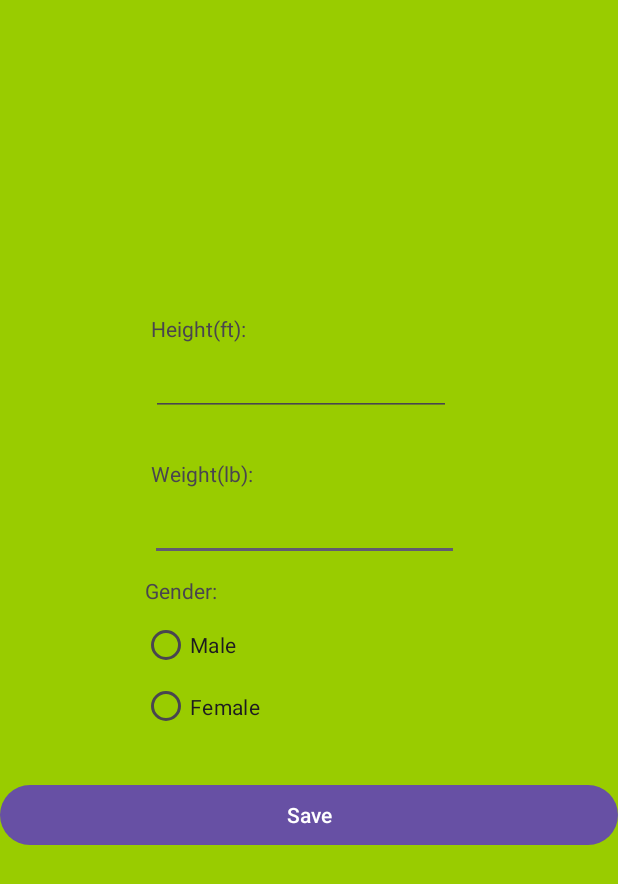
After one commit to Jaijer/CS2340A_Team37, an Android app: the PersonalInfoActivity screen opened directly, with no data from a screen before it, on a phone screen of 412 x 824 dp. The commit adds this screen. Shown: the top 884 px of the screen. Run offline under Robolectric (Android 15) with nearby library versions, the phone set to English and light mode, and no system bars.

Commit message:
Task 1 Completed

```diff
--- a/app/src/main/AndroidManifest.xml
+++ b/app/src/main/AndroidManifest.xml
@@ -31,6 +31,7 @@
         <activity android:name=".views.InputMealActivity" android:exported="true" />
         <activity android:name=".views.RecipeActivity" android:exported="true" />
         <activity android:name=".views.ShoppingListActivity" android:exported="true" />
+        <activity android:name=".views.PersonalInfoActivity" android:exported="true" />
 
     </application>
 
--- a/app/src/main/java/com/example/cs2340_project/views/HomeActivity.java
+++ b/app/src/main/java/com/example/cs2340_project/views/HomeActivity.java
@@ -3,6 +3,7 @@ package com.example.cs2340_project.views;
 import android.os.Bundle;
 import android.view.View;
 import android.widget.Button;
+import android.widget.ImageView;
 import android.widget.TextView;
 import android.content.Intent;
 
@@ -26,7 +27,16 @@ public class HomeActivity extends AppCompatActivity {
         Button inputMealActivityButton = findViewById(R.id.inputMealActivityButton);
         Button recipeActivityButton = findViewById(R.id.recipeActivityButton);
         Button shoppingListActivityButton = findViewById(R.id.shoppingListActivityButton);
+        ImageView profilePic = findViewById(R.id.profilePic);
 
+
+        profilePic.setOnClickListener(new View.OnClickListener() {
+            @Override
+            public void onClick(View v) {
+                Intent intent = new Intent(HomeActivity.this, PersonalInfoActivity.class);
+                startActivity(intent);
+            }
+        });
         homeActivityButton.setOnClickListener(new View.OnClickListener() {
             @Override
             public void onClick(View v) {
@@ -70,7 +80,5 @@ public class HomeActivity extends AppCompatActivity {
 
             }
         });
-
     }
-
 }
--- a/app/src/main/java/com/example/cs2340_project/views/InputMealActivity.java
+++ b/app/src/main/java/com/example/cs2340_project/views/InputMealActivity.java
@@ -4,6 +4,7 @@ import android.content.Intent;
 import android.os.Bundle;
 import android.view.View;
 import android.widget.Button;
+import android.widget.EditText;
 import android.widget.TextView;
 
 import androidx.appcompat.app.AppCompatActivity;
@@ -23,6 +24,11 @@ public class InputMealActivity extends AppCompatActivity {
         Button inputMealActivityButton = findViewById(R.id.inputMealActivityButton);
         Button recipeActivityButton = findViewById(R.id.recipeActivityButton);
         Button shoppingListActivityButton = findViewById(R.id.shoppingListActivityButton);
+
+        //Sprint 2 Task 2:
+        EditText mealName = findViewById(R.id.mealName);
+        EditText mealCalorie = findViewById(R.id.mealCalorie);
+        Button addMealBtn = findViewById(R.id.addMealBtn);
 
         homeActivityButton.setOnClickListener(new View.OnClickListener() {
             @Override
--- /dev/null
+++ b/app/src/main/java/com/example/cs2340_project/views/PersonalInfoActivity.java
@@ -0,0 +1,69 @@
+package com.example.cs2340_project.views;
+
+import android.os.Bundle;
+import android.util.Log;
+import android.widget.Button;
+import android.widget.CompoundButton;
+import android.widget.EditText;
+import android.widget.RadioButton;
+import android.widget.Toast;
+
+import androidx.appcompat.app.AppCompatActivity;
+
+import com.example.cs2340_project.R;
+
+public class PersonalInfoActivity extends AppCompatActivity {
+    @Override
+    protected void onCreate(Bundle savedInstanceState) {
+        super.onCreate(savedInstanceState);
+        setContentView(R.layout.personal_info_screen);
+
+        EditText height = findViewById(R.id.height);
+        EditText weight = findViewById(R.id.weight);
+        Button infoSaveBtn = findViewById(R.id.personalInfoSave);
+
+        RadioButton maleRadioButton = findViewById(R.id.isMale);
+        RadioButton femaleRadioButton = findViewById(R.id.isFemale);
+        //to check if the user is male or female
+        final boolean[] isMale = new boolean[1];
+        final boolean[] isFemale = new boolean[1];
+
+
+
+        infoSaveBtn.setOnClickListener(v -> {
+            //Handle saving info
+        });
+
+
+
+
+
+
+        maleRadioButton.setOnCheckedChangeListener(new CompoundButton.OnCheckedChangeListener() {
+
+            @Override
+            public void onCheckedChanged(CompoundButton buttonView, boolean isChecked) {
+                if (isChecked){
+                    isMale[0] = true;
+                }
+
+                else if (!isChecked) {
+                    isMale[0] = false;
+                }
+            }
+        });
+        femaleRadioButton.setOnCheckedChangeListener(new CompoundButton.OnCheckedChangeListener() {
+
+            @Override
+            public void onCheckedChanged(CompoundButton buttonView, boolean isChecked) {
+                if (isChecked){
+                    isFemale[0] = true;
+                }
+
+                else if (!isChecked) {
+                    isFemale[0] = false;
+                }
+            }
+        });
+    }
+}
--- a/app/src/main/res/layout/home_activity_screen.xml
+++ b/app/src/main/res/layout/home_activity_screen.xml
@@ -75,4 +75,16 @@
 
     </LinearLayout>
 
+    <ImageView
+        android:id="@+id/profilePic"
+        android:layout_width="71dp"
+        android:layout_height="74dp"
+        app:layout_constraintBottom_toBottomOf="@+id/linearLayout"
+        app:layout_constraintEnd_toEndOf="parent"
+        app:layout_constraintHorizontal_bias="0.976"
+        app:layout_constraintStart_toStartOf="parent"
+        app:layout_constraintTop_toTopOf="@+id/headerTextView"
+        app:layout_constraintVertical_bias="0.077"
+        app:srcCompat="@drawable/profile_picture" />
+
 </androidx.constraintlayout.widget.ConstraintLayout>
--- /dev/null
+++ b/app/src/main/res/layout/personal_info_screen.xml
@@ -0,0 +1,105 @@
+<?xml version="1.0" encoding="utf-8"?>
+<androidx.constraintlayout.widget.ConstraintLayout xmlns:android="http://schemas.android.com/apk/res/android"
+    xmlns:app="http://schemas.android.com/apk/res-auto"
+    xmlns:tools="http://schemas.android.com/tools"
+    android:layout_width="match_parent"
+    android:layout_height="match_parent"
+    android:background="@android:color/holo_green_light"
+    tools:context=".views.PersonalInfoActivity">
+
+    <TextView
+        android:id="@+id/heightLabel"
+        android:layout_width="200dp"
+        android:layout_height="wrap_content"
+        android:text="Height(ft):"
+        app:layout_constraintBottom_toBottomOf="parent"
+        app:layout_constraintEnd_toEndOf="parent"
+        app:layout_constraintHorizontal_bias="0.474"
+        app:layout_constraintStart_toStartOf="parent"
+        app:layout_constraintTop_toTopOf="parent"
+        app:layout_constraintVertical_bias="0.26" />
+
+    <EditText
+        android:id="@+id/weight"
+        android:layout_width="206dp"
+        android:layout_height="47dp"
+        android:ems="10"
+        android:inputType="numberDecimal"
+        android:text=""
+        app:layout_constraintBottom_toBottomOf="parent"
+        app:layout_constraintEnd_toEndOf="parent"
+        app:layout_constraintHorizontal_bias="0.486"
+        app:layout_constraintStart_toStartOf="parent"
+        app:layout_constraintTop_toTopOf="parent"
+        app:layout_constraintVertical_bias="0.421" />
+
+    <TextView
+        android:id="@+id/weightLabel"
+        android:layout_width="202dp"
+        android:layout_height="20dp"
+        android:text="Weight(lb):"
+        app:layout_constraintBottom_toBottomOf="parent"
+        app:layout_constraintEnd_toEndOf="parent"
+        app:layout_constraintHorizontal_bias="0.478"
+        app:layout_constraintStart_toStartOf="parent"
+        app:layout_constraintTop_toTopOf="parent"
+        app:layout_constraintVertical_bias="0.381" />
+
+    <TextView
+        android:id="@+id/genderLabel"
+        android:layout_width="267dp"
+        android:layout_height="23dp"
+        android:text="Gender:"
+        app:layout_constraintBottom_toBottomOf="parent"
+        app:layout_constraintEnd_toEndOf="parent"
+        app:layout_constraintHorizontal_bias="0.666"
+        app:layout_constraintStart_toStartOf="parent"
+        app:layout_constraintTop_toTopOf="parent"
+        app:layout_constraintVertical_bias="0.48" />
+
+    <RadioGroup
+        android:layout_width="223dp"
+        android:layout_height="82dp"
+        app:layout_constraintBottom_toTopOf="@+id/personalInfoSave"
+        app:layout_constraintEnd_toEndOf="parent"
+        app:layout_constraintStart_toStartOf="parent"
+        app:layout_constraintTop_toBottomOf="@+id/weight">
+
+        <RadioButton
+            android:id="@+id/isMale"
+            android:layout_width="match_parent"
+            android:layout_height="wrap_content"
+            android:text="Male" />
+
+        <RadioButton
+            android:id="@+id/isFemale"
+            android:layout_width="match_parent"
+            android:layout_height="wrap_content"
+            android:text="Female" />
+    </RadioGroup>
+
+    <EditText
+        android:id="@+id/height"
+        android:layout_width="200dp"
+        android:layout_height="42dp"
+        android:ems="10"
+        android:inputType="numberDecimal"
+        android:text=""
+        app:layout_constraintBottom_toBottomOf="parent"
+        app:layout_constraintEnd_toEndOf="parent"
+        app:layout_constraintHorizontal_bias="0.474"
+        app:layout_constraintStart_toStartOf="parent"
+        app:layout_constraintTop_toTopOf="parent"
+        app:layout_constraintVertical_bias="0.301" />
+
+    <Button
+        android:id="@+id/personalInfoSave"
+        android:layout_width="match_parent"
+        android:layout_height="wrap_content"
+        android:text="Save"
+        app:layout_constraintBottom_toBottomOf="parent"
+        app:layout_constraintTop_toTopOf="parent"
+        app:layout_constraintVertical_bias="0.669"
+        tools:layout_editor_absoluteX="0dp" />
+
+</androidx.constraintlayout.widget.ConstraintLayout>
```
Also changed, not shown: app/src/main/res/drawable/profile_picture.png (added).
